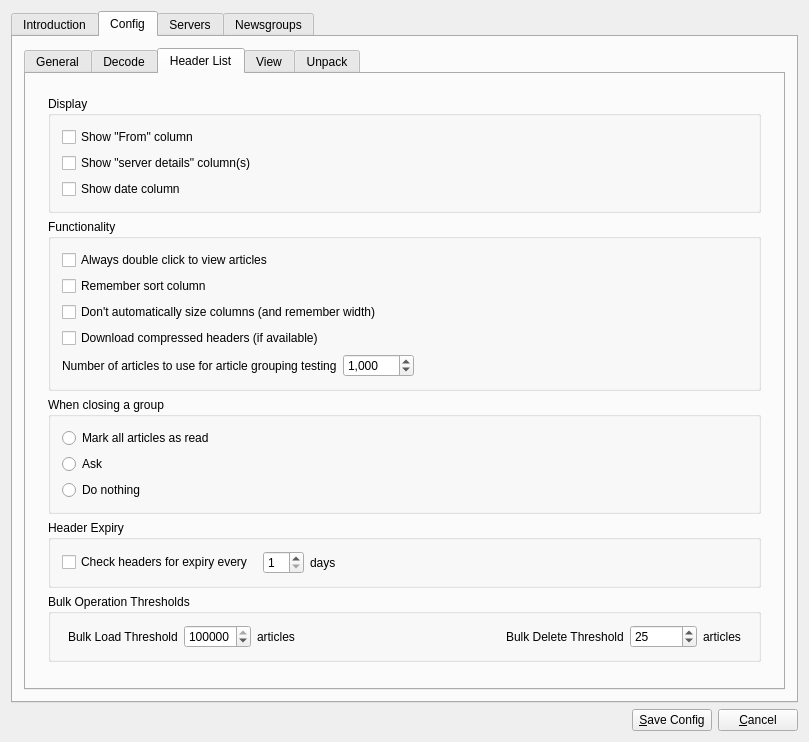
Above: qubanwizard.ui from quban2/quban before the change. Below: the same form after it.
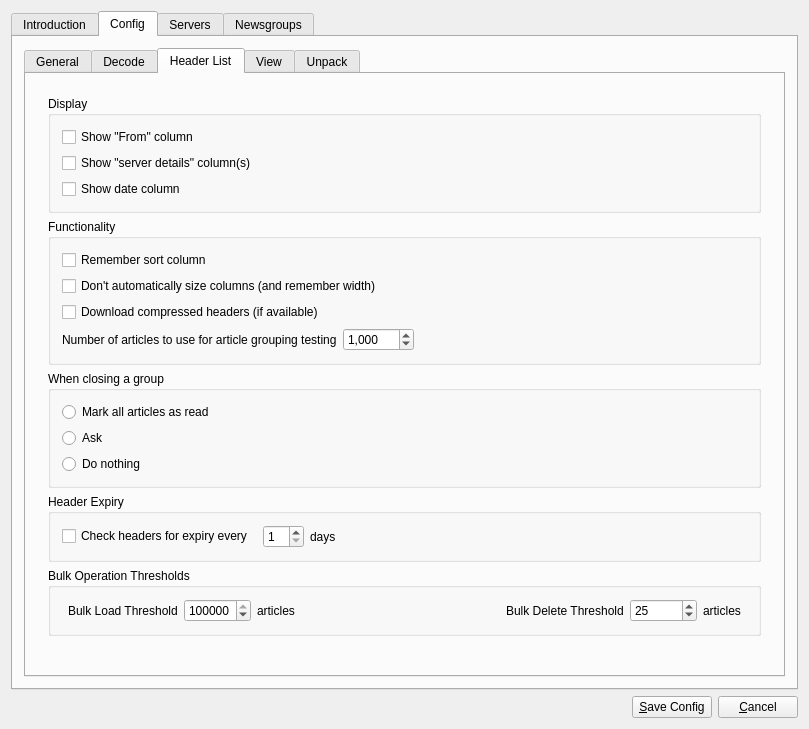
That is the form after the change. The open tabs and pages were chosen to show the change. Icons and pictures are not drawn.

```diff
--- a/qubanwizard.ui
+++ b/qubanwizard.ui
@@ -267,13 +267,6 @@
                  <string>Functionality</string>
                 </property>
                 <layout class="QVBoxLayout" name="verticalLayout_12">
-                 <item>
-                  <widget class="QCheckBox" name="viewCheck">
-                   <property name="text">
-                    <string>Always double click to view articles</string>
-                   </property>
-                  </widget>
-                 </item>
                  <item>
                   <widget class="QCheckBox" name="sortCheck">
                    <property name="text">
```
